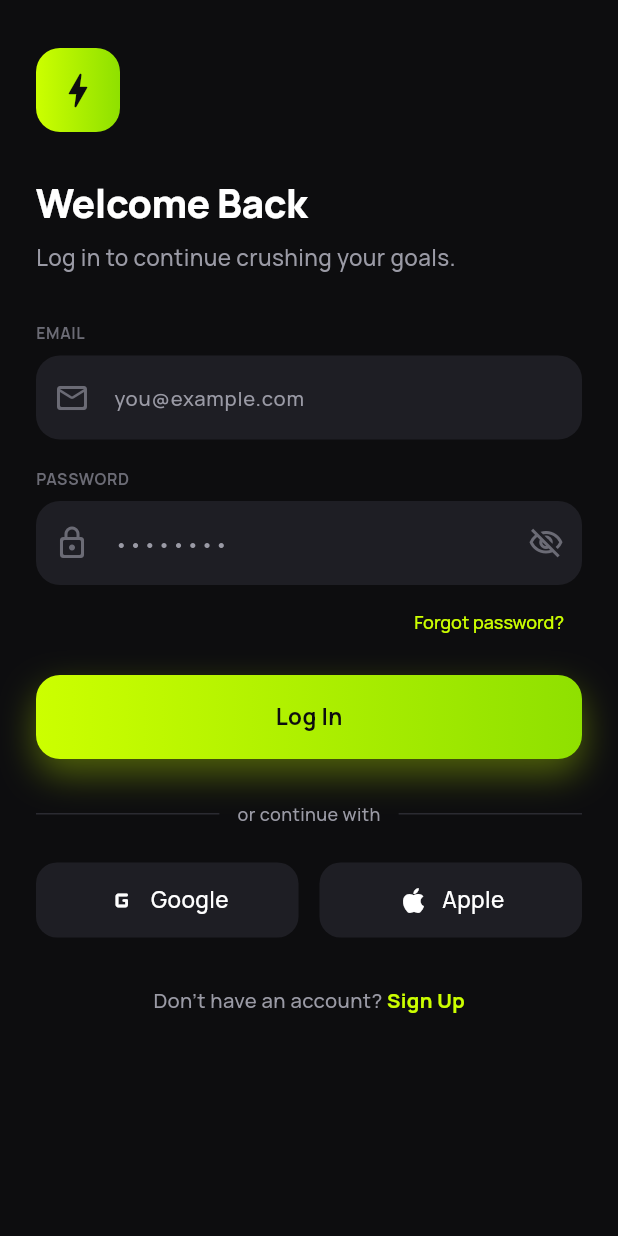
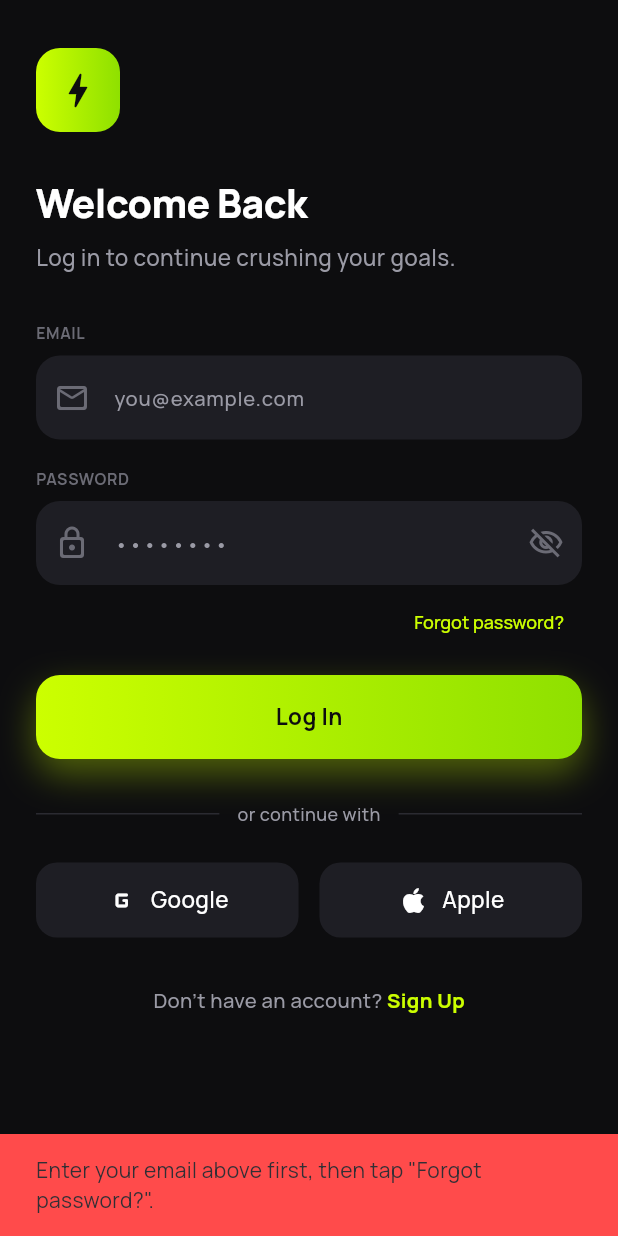
Before and after one commit to SOUMO96/MuscleFactory, a Flutter app: the LoginScreen screen opened directly, after a tap on "Forgot password?", on a phone screen of 412 x 824 dp. Run offline on Flutter 3.47's test engine with Material 3 defaults, Android fonts, the phone set to English and light mode, and no system bars; our stand-ins replace cloud_firestore, firebase_auth, firebase_core, fl_chart, google_fonts, google_sign_in; accounts and stored records are empty; generated files the repository leaves out were written again.

Commit message:
Make forgot-password functional; clearer email-already-in-use guidance
Root cause of the reported "log in before signing up" bug: a failed
sign-in attempt (email/password) never creates or saves anything --
signInWithEmailAndPassword just throws user-not-found and nothing
else happens, confirmed by re-reading AuthService.signInWithEmail.
The actual account-already-exists conflict happens when an email was
previously used to sign in with Google (which does create a real
Firebase Auth account, just with no password credential) and the user
later tries to sign up with the same email/password -- Firebase
correctly rejects that as email-already-in-use, but there was no way
to recover since "Forgot password?" was a dead button.

- AuthService.sendPasswordResetEmail(email): sends a reset email,
  which also works to add a password credential to an account that
  only had a Google credential before
- Login screen's "Forgot password?" now actually calls it, using
  whatever's typed in the email field (with a nudge to enter one
  first if it's empty), with a success/error snackbar
- email-already-in-use error copy now explicitly points users at
  "Forgot password?" as the way out of this exact situation

flutter analyze: 0 issues. flutter test: passing.

Co-Authored-By: Claude Sonnet 5 <noreply@anthropic.com>

```diff
--- a/lib/core/services/auth_service.dart
+++ b/lib/core/services/auth_service.dart
@@ -88,6 +88,14 @@ class AuthService {
     return _auth.signInWithCredential(credential);
   }
 
+  /// Sends a password-reset email. This also works for accounts that were
+  /// created via Google Sign-In and never had a password set -- resetting
+  /// establishes a password credential on that same account, letting the
+  /// user log in with email/password afterwards too.
+  Future<void> sendPasswordResetEmail(String email) {
+    return _auth.sendPasswordResetEmail(email: email);
+  }
+
   Future<void> signOut() async {
     await _auth.signOut();
     if (!kIsWeb) {
@@ -108,7 +116,8 @@ class AuthService {
         case 'wrong-password':
           return 'Incorrect password.';
         case 'email-already-in-use':
-          return 'An account already exists with that email.';
+          return 'An account already exists with that email. Try logging in, '
+              "or use 'Forgot password?' if you signed up with Google.";
         case 'weak-password':
           return 'Choose a stronger password (at least 6 characters).';
         case 'invalid-credential':
--- a/lib/features/auth/login_screen.dart
+++ b/lib/features/auth/login_screen.dart
@@ -48,6 +48,30 @@ class _LoginScreenState extends State<LoginScreen> {
     ScaffoldMessenger.of(context).showSnackBar(
       SnackBar(content: Text(message), backgroundColor: AppColors.error),
     );
+  }
+
+  void _showMessage(String message) {
+    ScaffoldMessenger.of(context).showSnackBar(
+      SnackBar(content: Text(message), backgroundColor: AppColors.success),
+    );
+  }
+
+  Future<void> _forgotPassword() async {
+    final email = _emailController.text.trim();
+    if (email.isEmpty) {
+      _showError('Enter your email above first, then tap "Forgot password?".');
+      return;
+    }
+
+    setState(() => _loading = true);
+    try {
+      await AuthService.instance.sendPasswordResetEmail(email);
+      _showMessage('Password reset email sent. Check your inbox.');
+    } catch (e) {
+      _showError(AuthService.instance.messageForError(e));
+    } finally {
+      if (mounted) setState(() => _loading = false);
+    }
   }
 
   Future<void> _login() async {
@@ -138,7 +162,7 @@ class _LoginScreenState extends State<LoginScreen> {
               Align(
                 alignment: Alignment.centerRight,
                 child: TextButton(
-                  onPressed: () {},
+                  onPressed: _loading ? null : _forgotPassword,
                   child: Text('Forgot password?', style: AppTextStyles.bodySmall.copyWith(color: AppColors.primary)),
                 ),
               ),
```
Also changed, not shown: firebase.json, 1 other file.
